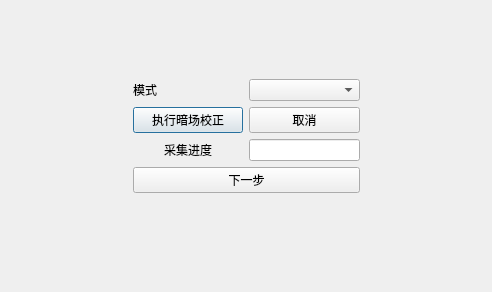
Old version of the form RayimDR/UI/CreateCorrectTemplateDlg.ui in the repository wangyunfu1996/RayimDR.
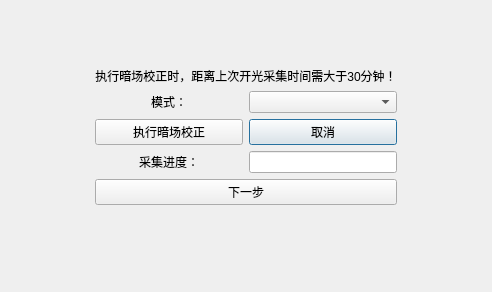
New version of the form. Custom widgets are drawn as their Qt base class.

Diff of the .ui file:
```diff
--- a/RayimDR/UI/CreateCorrectTemplateDlg.ui
+++ b/RayimDR/UI/CreateCorrectTemplateDlg.ui
@@ -28,14 +28,54 @@
      </property>
      <widget class="QWidget" name="page_Offset">
       <layout class="QGridLayout" name="gridLayout_2" columnstretch="1,1,1,1">
+       <item row="3" column="2">
+        <widget class="ElaPushButton" name="pushButton_OffsetGenerationAbort">
+         <property name="text">
+          <string>取消</string>
+         </property>
+        </widget>
+       </item>
+       <item row="5" column="1" colspan="2">
+        <widget class="ElaPushButton" name="pushButton_ToGain">
+         <property name="text">
+          <string>下一步</string>
+         </property>
+        </widget>
+       </item>
+       <item row="4" column="0">
+        <spacer name="horizontalSpacer">
+         <property name="orientation">
+          <enum>Qt::Orientation::Horizontal</enum>
+         </property>
+         <property name="sizeHint" stdset="0">
+          <size>
+           <width>40</width>
+           <height>20</height>
+          </size>
+         </property>
+        </spacer>
+       </item>
        <item row="2" column="1">
+        <widget class="ElaText" name="label_mode">
+         <property name="text">
+          <string>模式：</string>
+         </property>
+         <property name="alignment">
+          <set>Qt::AlignmentFlag::AlignCenter</set>
+         </property>
+        </widget>
+       </item>
+       <item row="4" column="2">
+        <widget class="ElaLineEdit" name="lineEdit_OffsetProgress"/>
+       </item>
+       <item row="3" column="1">
         <widget class="ElaPushButton" name="pushButton_OffsetGenerationStart">
          <property name="text">
           <string>执行暗场校正</string>
          </property>
         </widget>
        </item>
-       <item row="3" column="3">
+       <item row="4" column="3">
         <spacer name="horizontalSpacer_2">
          <property name="orientation">
           <enum>Qt::Orientation::Horizontal</enum>
@@ -48,15 +88,8 @@
          </property>
         </spacer>
        </item>
-       <item row="3" column="1">
-        <widget class="ElaText" name="label_OffsetProgress">
-         <property name="text">
-          <string>采集进度</string>
-         </property>
-         <property name="alignment">
-          <set>Qt::AlignmentFlag::AlignCenter</set>
-         </property>
-        </widget>
+       <item row="2" column="2">
+        <widget class="ElaComboBox" name="comboBox_mode"/>
        </item>
        <item row="0" column="2">
         <spacer name="verticalSpacer_2">
@@ -71,7 +104,17 @@
          </property>
         </spacer>
        </item>
-       <item row="5" column="2">
+       <item row="4" column="1">
+        <widget class="ElaText" name="label_OffsetProgress">
+         <property name="text">
+          <string>采集进度：</string>
+         </property>
+         <property name="alignment">
+          <set>Qt::AlignmentFlag::AlignCenter</set>
+         </property>
+        </widget>
+       </item>
+       <item row="6" column="2">
         <spacer name="verticalSpacer">
          <property name="orientation">
           <enum>Qt::Orientation::Vertical</enum>
@@ -84,46 +127,16 @@
          </property>
         </spacer>
        </item>
-       <item row="3" column="0">
-        <spacer name="horizontalSpacer">
-         <property name="orientation">
-          <enum>Qt::Orientation::Horizontal</enum>
-         </property>
-         <property name="sizeHint" stdset="0">
-          <size>
-           <width>40</width>
-           <height>20</height>
-          </size>
-         </property>
-        </spacer>
-       </item>
-       <item row="2" column="2">
-        <widget class="ElaPushButton" name="pushButton_OffsetGenerationAbort">
+       <item row="1" column="1" colspan="2">
+        <widget class="ElaText" name="label_offsetTips">
          <property name="text">
-          <string>取消</string>
+          <string>执行暗场校正时，距离上次开光采集时间需大于30分钟！</string>
          </property>
-        </widget>
-       </item>
-       <item row="4" column="1" colspan="2">
-        <widget class="ElaPushButton" name="pushButton_ToGain">
-         <property name="text">
-          <string>下一步</string>
+         <property name="alignment">
+          <set>Qt::AlignmentFlag::AlignCenter</set>
          </property>
         </widget>
        </item>
-       <item row="3" column="2">
-        <widget class="ElaLineEdit" name="lineEdit_OffsetProgress"/>
-       </item>
-       <item row="1" column="1">
-        <widget class="ElaText" name="label_mode">
-         <property name="text">
-          <string>模式</string>
-         </property>
-        </widget>
-       </item>
-       <item row="1" column="2">
-        <widget class="ElaComboBox" name="comboBox_mode"/>
-       </item>
       </layout>
      </widget>
      <widget class="QWidget" name="page_Gain">
```
Left out of the diff: 6 changed lines with no effect on the pictures.
